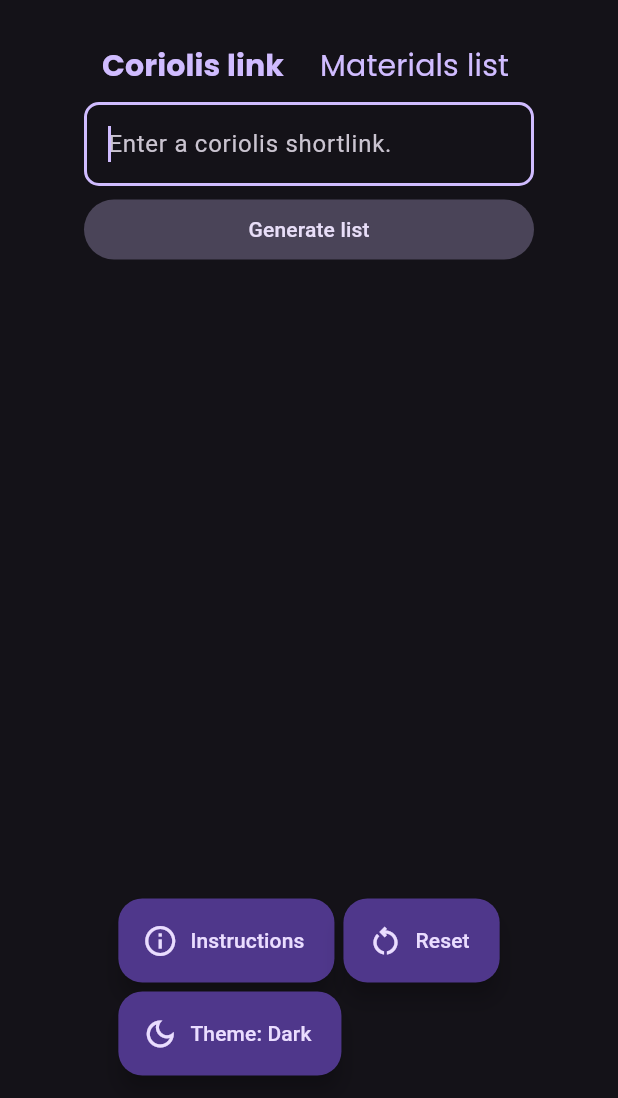
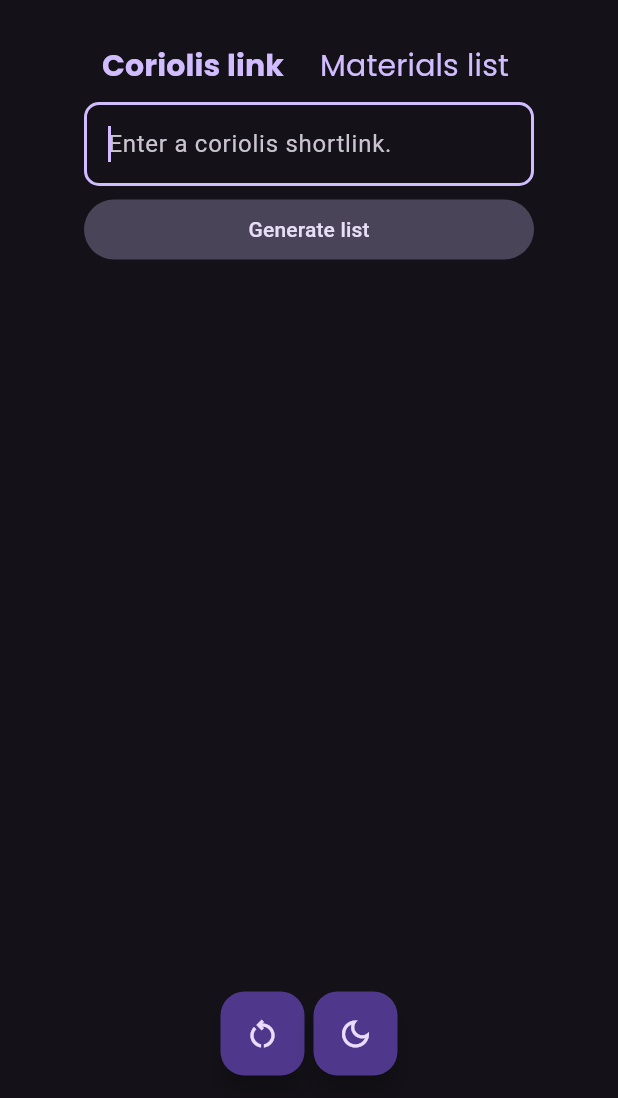
Before and after one commit to noAudio/uhandisi, a Flutter app: the screen it shows after launch, on a phone screen of 412 x 824 dp, the part 138-1236 px from its top. Run offline on Flutter 3.47's test engine with Material 2 defaults, Android fonts, the phone set to English and light mode, and no system bars; our stand-ins replace flutter_redux, google_fonts, redux.

Commit message:
Change FAB sizes, remove instructions FAB

```diff
--- a/lib/screens/app.dart
+++ b/lib/screens/app.dart
@@ -12,7 +12,7 @@
   Widget build(BuildContext context) {
     return StoreConnector<AppState, dynamic>(
       converter: (store) => store.state,
-      builder: (context, state) {
+      builder: (BuildContext context, state) {
         return MaterialApp(
           theme: ThemeData(
             useMaterial3: true,
@@ -44,36 +44,29 @@
               children: [
                 Container(
                   margin: const EdgeInsets.all(3),
-                  child: FloatingActionButton.extended(
-                    // TODO: Change from an aboutDialog to modal.
-                    onPressed: () => aboutApp(context),
-                    label: const Text('Instructions'),
-                    icon: const Icon(Icons.info_outline),
+                  child: FloatingActionButton(
+                    onPressed: () {
+                      StoreProvider.of<AppState>(context)
+                          .dispatch(ResetMaterialsAction());
+                    },
+                    tooltip: 'Reset',
+                    child: const Icon(Icons.restart_alt_outlined),
                   ),
                 ),
                 Container(
                   margin: const EdgeInsets.all(3),
-                  child: FloatingActionButton.extended(
-                    onPressed: () {
-                      StoreProvider.of<AppState>(context)
-                          .dispatch(ResetMaterialsAction());
-                    },
-                    label: const Text('Reset'),
-                    icon: const Icon(Icons.restart_alt_outlined),
-                  ),
-                ),
-                Container(
-                  margin: const EdgeInsets.all(3),
-                  child: FloatingActionButton.extended(
+                  child: FloatingActionButton(
                     onPressed: () {
                       StoreProvider.of<AppState>(context)
                           .dispatch(ChangeThemeAction());
                     },
-                    label: Text(
-                        'Theme: ${state.themeMode == ThemeMode.light ? "Light" : "Dark"}'),
-                    icon: Icon(state.themeMode == ThemeMode.light
-                        ? Icons.light_mode_outlined
-                        : Icons.dark_mode_outlined),
+                    tooltip:
+                        'Theme: ${state.themeMode == ThemeMode.light ? "Light" : "Dark"}',
+                    child: Icon(
+                      state.themeMode == ThemeMode.light
+                          ? Icons.light_mode_outlined
+                          : Icons.dark_mode_outlined,
+                    ),
                   ),
                 ),
               ],
```
